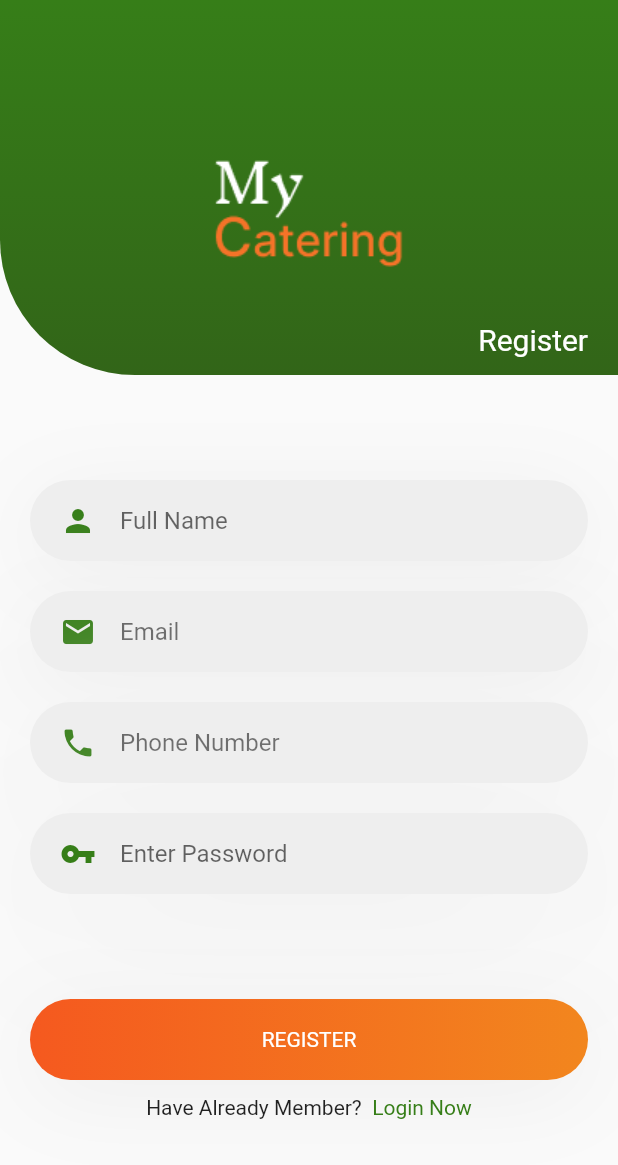
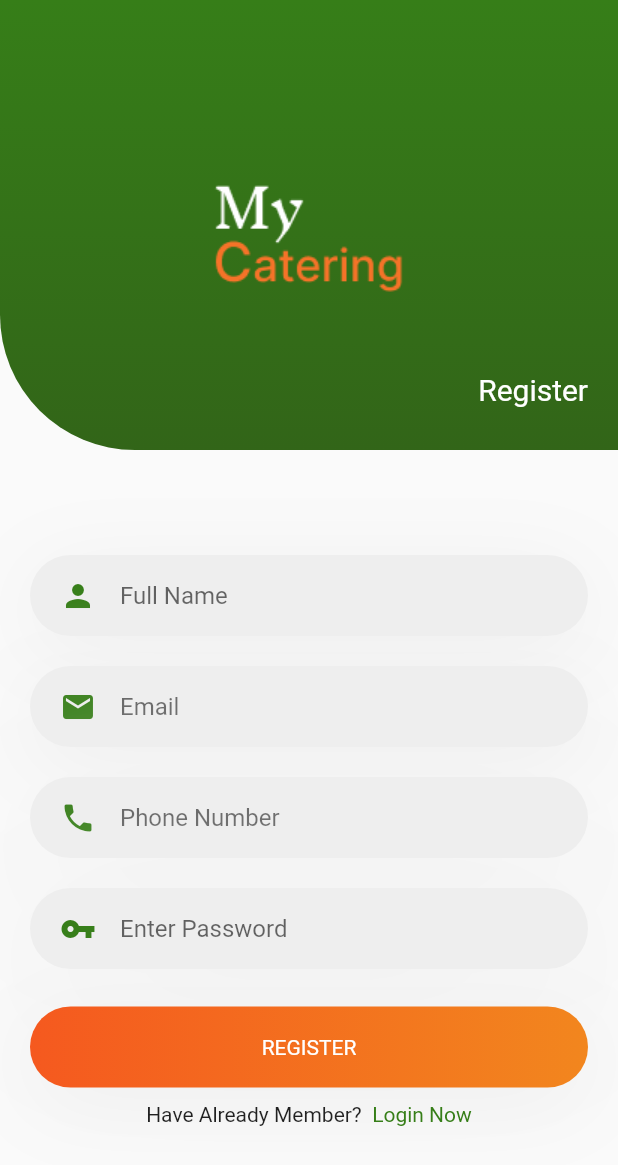
Before and after one commit to JibJobs/PAS-Flutter-Catering, a Flutter app: the SignUpScreen screen opened directly, on a phone screen of 412 x 824 dp. Shown: the top 1165 px of the screen. Run offline on Flutter 3.47's test engine with Material 2 defaults, Android fonts, the phone set to English and light mode, and no system bars.

Commit message:
feat : [CN] Menambahkan Tema Login Register

```diff
--- a/lib/Halaman Utama/login_screen.dart
+++ b/lib/Login dan Register/login_screen.dart
@@ -1,6 +1,6 @@
 import 'dart:io';
 import 'package:flutter/material.dart';
-import 'package:pas_flutter_mcnmsi_appcatering/Halaman%20Utama/signup_screen.dart';
+import 'package:pas_flutter_mcnmsi_appcatering/Login%20dan%20Register/signup_screen.dart';
 
 class LoginScreen extends StatefulWidget {
   @override
--- a/lib/Halaman Utama/signup_screen.dart
+++ b/lib/Login dan Register/signup_screen.dart
@@ -15,7 +15,7 @@ class InitState extends State<SignUpScreen> {
             child: Column(
               children: [
                 Container(
-                  height: 250,
+                  height: 300,
                   decoration: BoxDecoration(
                     borderRadius: BorderRadius.only(bottomLeft: Radius.circular(90)),
                     color: Color(0xff367e18),
@@ -181,7 +181,7 @@ class InitState extends State<SignUpScreen> {
                   },
                   child: Container(
                     alignment: Alignment.center,
-                    margin: EdgeInsets.only(left: 20, right: 20, top: 70),
+                    margin: EdgeInsets.only(left: 20, right: 20, top: 25),
                     padding: EdgeInsets.only(left: 20, right: 20),
                     height: 54,
                     decoration: BoxDecoration(
--- a/lib/SplashScreen/splash-screen.dart
+++ b/lib/SplashScreen/splash-screen.dart
@@ -1,7 +1,7 @@
 import 'dart:async';
 
 import 'package:flutter/material.dart';
-import 'package:pas_flutter_mcnmsi_appcatering/Halaman%20Utama/login_screen.dart';
+import 'package:pas_flutter_mcnmsi_appcatering/Login%20dan%20Register/login_screen.dart';
 // import '../../../untitled1/lib/Copasan/login_screen.dart';
 
 class splashscreen extends StatefulWidget {
```
